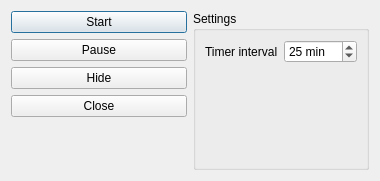
The window that src/SettingsDialog.ui (vstancl/TinyPom) describes before a commit, drawn with Qt 5.
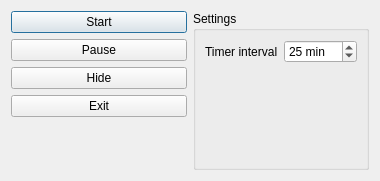
The same window after the commit.

Commit message: Exit button functionality

```diff
--- a/src/SettingsDialog.ui
+++ b/src/SettingsDialog.ui
@@ -40,7 +40,7 @@
      <item>
       <widget class="QPushButton" name="pushButtonClose">
        <property name="text">
-        <string>Close</string>
+        <string>Exit</string>
        </property>
       </widget>
      </item>
```
Left out of the diff: 2 changed lines with no effect on the pictures. The commit also changes 3 other files.
